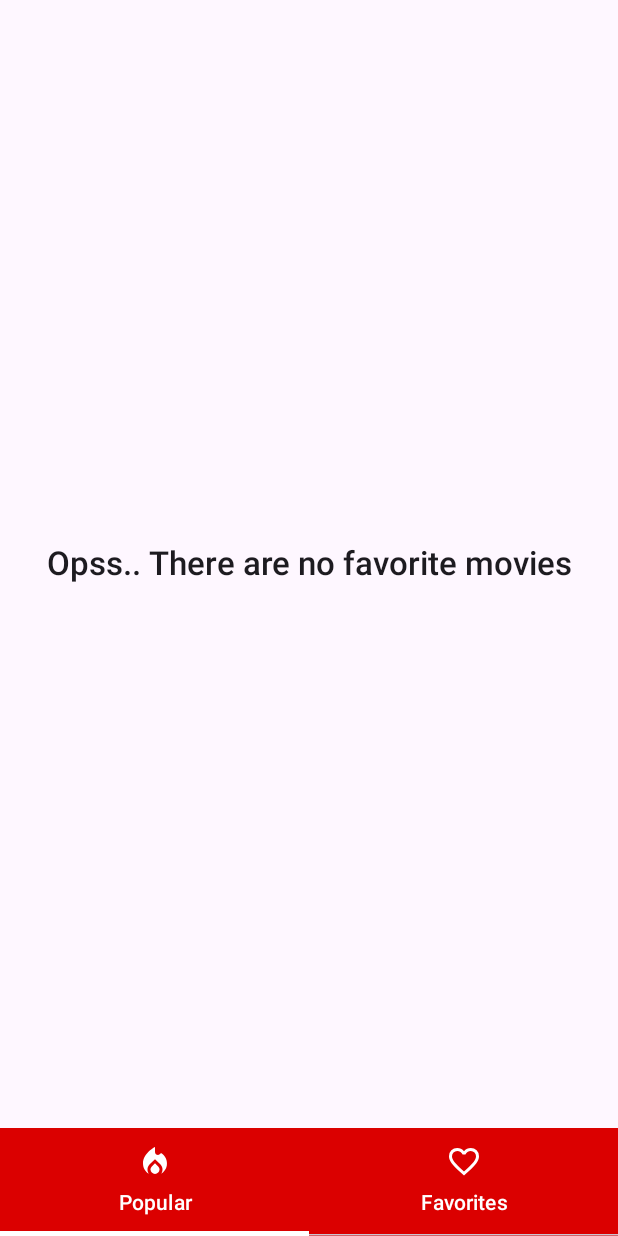
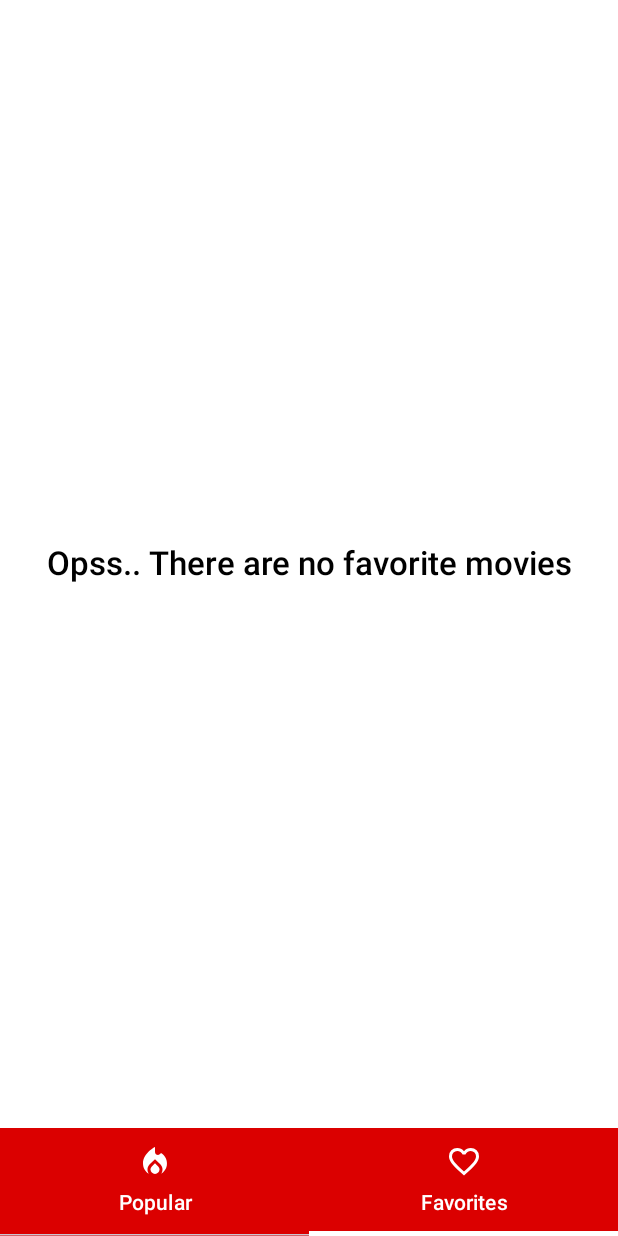
Before and after one commit to InakiGopar/Android-Movie-App, an Android app built with Jetpack Compose: the FavoriteMoviesScreen screen opened through its navigation route, on a phone screen of 412 x 824 dp. Run offline under Robolectric (Android 15) with nearby library versions, the phone set to English and light mode, and no system bars; our stand-ins replace Dagger/Hilt's generated code, paging.

Commit message:
fix issues

```diff
--- a/app/src/main/AndroidManifest.xml
+++ b/app/src/main/AndroidManifest.xml
@@ -2,6 +2,7 @@
 <manifest xmlns:android="http://schemas.android.com/apk/res/android"
     xmlns:tools="http://schemas.android.com/tools">
 
+    <uses-permission android:name="android.permission.ACCESS_NETWORK_STATE" />
     <uses-permission android:name="android.permission.INTERNET" />
 
     <application
--- a/app/src/main/java/ar/edu/unicen/seminariomobile/data/repository/MovieRepository.kt
+++ b/app/src/main/java/ar/edu/unicen/seminariomobile/data/repository/MovieRepository.kt
@@ -39,6 +39,10 @@ class MovieRepository @Inject constructor(
         return favMovieLocalDataSource.getAll()
     }
 
+    suspend fun getFavoriteMovie(id: Long): Movie? {
+        return favMovieLocalDataSource.get(id)
+    }
+
     suspend fun addFavoriteMovie(movie: Movie): Long? {
         return favMovieLocalDataSource.insert(movie)
     }
--- a/app/src/main/java/ar/edu/unicen/seminariomobile/ui/components/nav/AppNav.kt
+++ b/app/src/main/java/ar/edu/unicen/seminariomobile/ui/components/nav/AppNav.kt
@@ -7,6 +7,7 @@ import androidx.compose.material3.TabRowDefaults
 import androidx.compose.material3.TabRowDefaults.tabIndicatorOffset
 import androidx.compose.material3.Text
 import androidx.compose.runtime.Composable
+import androidx.compose.runtime.LaunchedEffect
 import androidx.compose.runtime.MutableState
 import androidx.compose.ui.Modifier
 import androidx.compose.ui.graphics.ColorFilter
@@ -14,6 +15,7 @@ import androidx.compose.ui.res.colorResource
 import androidx.compose.ui.res.painterResource
 import androidx.compose.ui.res.stringResource
 import androidx.navigation.NavController
+import androidx.navigation.compose.currentBackStackEntryAsState
 import ar.edu.unicen.seminariomobile.R
 import ar.edu.unicen.seminariomobile.viewModel.MovieViewModel
 
@@ -23,6 +25,18 @@ fun AppNav(
     navController: NavController,
     movieViewModel: MovieViewModel
 ) {
+
+    // Observar la pila de navegación para actualizar el tab cuando cambie de pantalla
+    val currentRoute = navController.currentBackStackEntryAsState().value?.destination?.route
+
+    // Detectar cambios en la ruta de navegación y actualizar el tab
+    LaunchedEffect(currentRoute) {
+        when (currentRoute) {
+            "movies" -> tabIndex.value = 0
+            "favorites" -> tabIndex.value = 1
+        }
+    }
+
     TabRow(
         selectedTabIndex = tabIndex.value,
         containerColor = colorResource(id = R.color.brandColor),
@@ -72,6 +86,7 @@ fun AppNav(
                     contentDescription = null,
                 )
             },
+
             selectedContentColor = colorResource(id = R.color.white)
         )
     }
--- a/app/src/main/java/ar/edu/unicen/seminariomobile/ui/components/NotFound.kt
+++ b/app/src/main/java/ar/edu/unicen/seminariomobile/ui/errors/NoConnection.kt
@@ -1,11 +1,10 @@
-package ar.edu.unicen.seminariomobile.ui.components
+package ar.edu.unicen.seminariomobile.ui.errors
 
 import androidx.compose.foundation.Image
 import androidx.compose.foundation.layout.Arrangement
 import androidx.compose.foundation.layout.Box
 import androidx.compose.foundation.layout.Column
 import androidx.compose.foundation.layout.Spacer
-
 import androidx.compose.foundation.layout.fillMaxSize
 import androidx.compose.foundation.layout.height
 import androidx.compose.foundation.layout.size
@@ -19,13 +18,14 @@ import androidx.compose.ui.res.painterResource
 import androidx.compose.ui.res.stringResource
 import androidx.compose.ui.text.TextStyle
 import androidx.compose.ui.text.font.FontWeight
-import androidx.compose.ui.tooling.preview.Preview
+import androidx.compose.ui.text.style.TextAlign
 import androidx.compose.ui.unit.dp
 import androidx.compose.ui.unit.sp
 import ar.edu.unicen.seminariomobile.R
 
+
 @Composable
-fun NotFound() {
+fun NoConnection() {
     Column (
         modifier = Modifier.fillMaxSize(),
         verticalArrangement = Arrangement.Center, // Centrar verticalmente
@@ -33,7 +33,7 @@ fun NotFound() {
     ) {
 
         Image(
-            painter = painterResource(id = R.drawable.ic_not_found),
+            painter = painterResource(id = R.drawable.ic_no_connection),
             contentDescription = null,
             colorFilter = ColorFilter.tint(colorResource(id = R.color.brandColor)),
             modifier = Modifier.size(70.dp)
@@ -45,21 +45,14 @@ fun NotFound() {
             contentAlignment = Alignment.Center
         ) {
             Text(
-                text = stringResource(id = R.string.movie_not_found),
+                text = stringResource(id = R.string.no_connection),
                 color = colorResource(id = R.color.textPrimaryColor),
                 style = TextStyle(
                     fontSize = 35.sp,
                     fontWeight = FontWeight.SemiBold
-                )
+                ),
+                textAlign = TextAlign.Center
             )
         }
     }
-
 }
-
-
-@Composable
-@Preview(showBackground = true)
-private fun NotFoundPreview() {
-    NotFound()
-}
--- /dev/null
+++ b/app/src/main/java/ar/edu/unicen/seminariomobile/ui/errors/NotFound.kt
@@ -0,0 +1,65 @@
+package ar.edu.unicen.seminariomobile.ui.errors
+
+import androidx.compose.foundation.Image
+import androidx.compose.foundation.layout.Arrangement
+import androidx.compose.foundation.layout.Box
+import androidx.compose.foundation.layout.Column
+import androidx.compose.foundation.layout.Spacer
+
+import androidx.compose.foundation.layout.fillMaxSize
+import androidx.compose.foundation.layout.height
+import androidx.compose.foundation.layout.size
+import androidx.compose.material3.Text
+import androidx.compose.runtime.Composable
+import androidx.compose.ui.Alignment
+import androidx.compose.ui.Modifier
+import androidx.compose.ui.graphics.ColorFilter
+import androidx.compose.ui.res.colorResource
+import androidx.compose.ui.res.painterResource
+import androidx.compose.ui.res.stringResource
+import androidx.compose.ui.text.TextStyle
+import androidx.compose.ui.text.font.FontWeight
+import androidx.compose.ui.tooling.preview.Preview
+import androidx.compose.ui.unit.dp
+import androidx.compose.ui.unit.sp
+import ar.edu.unicen.seminariomobile.R
+
+@Composable
+fun NotFound() {
+    Column (
+        modifier = Modifier.fillMaxSize(),
+        verticalArrangement = Arrangement.Center, // Centrar verticalmente
+        horizontalAlignment = Alignment.CenterHorizontally // Centrar horizontalmente
+    ) {
+
+        Image(
+            painter = painterResource(id = R.drawable.ic_not_found),
+            contentDescription = null,
+            colorFilter = ColorFilter.tint(colorResource(id = R.color.brandColor)),
+            modifier = Modifier.size(70.dp)
+        )
+
+        Spacer(modifier = Modifier.height(16.dp))
+
+        Box(
+            contentAlignment = Alignment.Center
+        ) {
+            Text(
+                text = stringResource(id = R.string.movie_not_found),
+                color = colorResource(id = R.color.textPrimaryColor),
+                style = TextStyle(
+                    fontSize = 30.sp,
+                    fontWeight = FontWeight.SemiBold
+                )
+            )
+        }
+    }
+
+}
+
+
+@Composable
+@Preview(showBackground = true)
+private fun NotFoundPreview() {
+    NotFound()
+}
--- a/app/src/main/java/ar/edu/unicen/seminariomobile/ui/components/genres/Genre.kt
+++ b/app/src/main/java/ar/edu/unicen/seminariomobile/ui/genres/Genre.kt
@@ -1,4 +1,4 @@
-package ar.edu.unicen.seminariomobile.ui.components.genres
+package ar.edu.unicen.seminariomobile.ui.genres
 
 import androidx.compose.foundation.background
 import androidx.compose.foundation.layout.Box
--- a/app/src/main/java/ar/edu/unicen/seminariomobile/ui/components/genres/GenreList.kt
+++ b/app/src/main/java/ar/edu/unicen/seminariomobile/ui/genres/GenreList.kt
@@ -1,4 +1,4 @@
-package ar.edu.unicen.seminariomobile.ui.components.genres
+package ar.edu.unicen.seminariomobile.ui.genres
 
 import androidx.compose.foundation.layout.Arrangement
 import androidx.compose.foundation.layout.ExperimentalLayoutApi
--- a/app/src/main/java/ar/edu/unicen/seminariomobile/ui/movie/MovieDetails.kt
+++ b/app/src/main/java/ar/edu/unicen/seminariomobile/ui/movie/MovieDetails.kt
@@ -36,7 +36,7 @@ import androidx.lifecycle.compose.collectAsStateWithLifecycle
 import ar.edu.unicen.seminariomobile.R
 import ar.edu.unicen.seminariomobile.data.Movie
 import ar.edu.unicen.seminariomobile.data.dto.Genre
-import ar.edu.unicen.seminariomobile.ui.components.genres.GenreList
+import ar.edu.unicen.seminariomobile.ui.genres.GenreList
 import ar.edu.unicen.seminariomobile.viewModel.MovieViewModel
 import coil.compose.SubcomposeAsyncImage
 
--- a/app/src/main/java/ar/edu/unicen/seminariomobile/ui/movies/favorites/FavoriteMoviesScreen.kt
+++ b/app/src/main/java/ar/edu/unicen/seminariomobile/ui/movies/favorites/FavoriteMoviesScreen.kt
@@ -15,6 +15,7 @@ import androidx.compose.runtime.LaunchedEffect
 import androidx.compose.runtime.collectAsState
 import androidx.compose.ui.Alignment
 import androidx.compose.ui.Modifier
+import androidx.compose.ui.res.colorResource
 import androidx.compose.ui.res.stringResource
 import androidx.compose.ui.text.font.FontWeight
 import androidx.compose.ui.text.style.TextAlign
@@ -37,7 +38,12 @@ fun FavoriteMoviesScreen(
         movieViewModel.loadFavoriteMovies()
     }
 
-    Surface {
+    Surface (
+        contentColor = colorResource(R.color.backgroundColor),
+        color = colorResource(R.color.backgroundColor)
+    ) {
+
+        //mensaje que no hay peliculas favoritas
         if (favoriteMovies.value.isEmpty()) {
             Box(
                 modifier = Modifier.fillMaxSize(),
@@ -46,7 +52,8 @@ fun FavoriteMoviesScreen(
                 Text(
                     text = stringResource(id = R.string.not_favorites_movies),
                     style = MaterialTheme.typography.titleLarge,
-                    fontWeight = FontWeight(600)
+                    fontWeight = FontWeight(600),
+                    color = colorResource(R.color.textPrimaryColor)
                     )
             }
         } else {
@@ -54,13 +61,16 @@ fun FavoriteMoviesScreen(
                 modifier = Modifier.fillMaxSize().padding(top = 25.dp),
                 contentAlignment = Alignment.TopCenter
             ) {
+                //texto de peliculas favoritas
                 Text(
                     text = stringResource(id = R.string.favorites_movies),
                     style = MaterialTheme.typography.titleLarge,
                     fontWeight = FontWeight(600),
-                    textAlign = TextAlign.Center
+                    textAlign = TextAlign.Center,
+                    color = colorResource(R.color.textPrimaryColor)
                 )
             }
+            //peliculas favoritas
             LazyVerticalGrid(
                 columns = GridCells.Fixed(2),
                 modifier = Modifier
--- a/app/src/main/java/ar/edu/unicen/seminariomobile/ui/movies/popular/MovieListScreen.kt
+++ b/app/src/main/java/ar/edu/unicen/seminariomobile/ui/movies/popular/MovieListScreen.kt
@@ -8,10 +8,13 @@ import androidx.compose.foundation.lazy.grid.LazyVerticalGrid
 import androidx.compose.foundation.lazy.grid.rememberLazyGridState
 import androidx.compose.runtime.Composable
 import androidx.compose.runtime.LaunchedEffect
+import androidx.compose.runtime.getValue
 import androidx.compose.runtime.mutableStateOf
 import androidx.compose.runtime.remember
 import androidx.compose.ui.Modifier
+import androidx.compose.ui.platform.LocalContext
 import androidx.compose.ui.unit.dp
+import androidx.lifecycle.compose.collectAsStateWithLifecycle
 import androidx.navigation.NavController
 import androidx.paging.LoadState
 import androidx.paging.compose.LazyPagingItems
@@ -19,7 +22,8 @@ import androidx.paging.compose.collectAsLazyPagingItems
 import ar.edu.unicen.seminariomobile.data.Movie
 import ar.edu.unicen.seminariomobile.ui.components.Search
 import ar.edu.unicen.seminariomobile.ui.components.LoadingScreen
-import ar.edu.unicen.seminariomobile.ui.components.NotFound
+import ar.edu.unicen.seminariomobile.ui.errors.NoConnection
+import ar.edu.unicen.seminariomobile.ui.errors.NotFound
 import ar.edu.unicen.seminariomobile.viewModel.MovieViewModel
 
 
@@ -30,12 +34,17 @@ fun MovieListScreen(
     navController: NavController
 ) {
 
+    // Obtener el contexto actual
+    val context = LocalContext.current
 
     val movies: LazyPagingItems<Movie> = movieViewModel.movies.collectAsLazyPagingItems()
     val (search, setSearch) = remember { mutableStateOf("") }
+    //Estado de la conectividad
+    val isConnected by movieViewModel.isConnected.collectAsStateWithLifecycle()
 
     LaunchedEffect(Unit) {
         movieViewModel.getCurrentMovies()
+        movieViewModel.checkConnectivity(context)
     }
 
     Search(
@@ -48,10 +57,16 @@ fun MovieListScreen(
         }
     )
 
+    if (!isConnected) {
+        NoConnection()
+    }
+    else {
+
         //Mensaje que muestra que no se encontraron peliculas
         if ( movies.itemCount == 0 && movies.loadState.append.endOfPaginationReached) {
             NotFound()
         }
+
 
         when (movies.loadState.refresh) {
             is LoadState.Loading -> {
@@ -88,5 +103,5 @@ fun MovieListScreen(
                 }
             }
         }
-
     }
+}
--- a/app/src/main/java/ar/edu/unicen/seminariomobile/viewModel/MovieViewModel.kt
+++ b/app/src/main/java/ar/edu/unicen/seminariomobile/viewModel/MovieViewModel.kt
@@ -1,5 +1,9 @@
 package ar.edu.unicen.seminariomobile.viewModel
 
+import android.content.Context
+import android.net.ConnectivityManager
+import android.net.NetworkCapabilities
+import android.os.Build
 import androidx.lifecycle.ViewModel
 import androidx.lifecycle.viewModelScope
 import androidx.paging.PagingData
@@ -40,15 +44,47 @@ class MovieViewModel @Inject constructor(
     private val _favoriteMovies = MutableStateFlow<List<Movie>>(emptyList())
     val favoriteMovies: StateFlow<List<Movie>> = _favoriteMovies.asStateFlow()
 
+    //Flow para una pelicula favorita en particular
+    private val _favMovie = MutableStateFlow<Movie?>(null)
+    val favMovie: StateFlow<Movie?> get() = _favMovie.asStateFlow()
+
     //flow para verificar si una pelicula esta en favoritos o no
     private val _isFavorite = MutableStateFlow(false)
     val isFavorite: StateFlow<Boolean> = _isFavorite.asStateFlow()
 
+    //flow para verificar la conexion a internet
+    private val _isConnected = MutableStateFlow(true)
+    val isConnected: StateFlow<Boolean> = _isConnected
 
     // Control de búsqueda
     private var currentSearchQuery: String = ""
 
     private var searchJob: Job? = null
+
+
+    //Verifico si hay conexion a internet
+    private fun isConnectedToInternet(context: Context): Boolean {
+        val connectivityManager = context.getSystemService(Context.CONNECTIVITY_SERVICE) as ConnectivityManager
+
+        // Para versiones de Android 10 o superiores (API nivel 29+)
+        if (Build.VERSION.SDK_INT >= Build.VERSION_CODES.Q) {
+            val activeNetwork = connectivityManager.activeNetwork ?: return false
+            val capabilities = connectivityManager.getNetworkCapabilities(activeNetwork) ?: return false
+            return capabilities.hasCapability(NetworkCapabilities.NET_CAPABILITY_INTERNET)
+        } else {
+            // Para versiones anteriores de Android
+            val networkInfo = connectivityManager.activeNetworkInfo
+            return networkInfo != null && networkInfo.isConnected
+        }
+    }
+
+    //Chequeo la conexion a internet
+    fun checkConnectivity(context: Context ) {
+        viewModelScope.launch {
+            // Verificar la conectividad a internet
+            _isConnected.value = isConnectedToInternet(context)
+        }
+    }
 
 
     //obtener todas las peliculas
@@ -85,10 +121,18 @@ class MovieViewModel @Inject constructor(
             _isLoading.value = true
 
             val movie = movieRepository.getMovieById(id)
+
             _movie.value = movie
 
             _isLoading.value = false
 
+        }
+    }
+
+    fun getFavoriteMovieById(id: Long) {
+        viewModelScope.launch {
+            val favMovie = movieRepository.getFavoriteMovie(id)
+            _favMovie.value = favMovie
         }
     }
 
--- /dev/null
+++ b/app/src/main/res/drawable/ic_no_connection.xml
@@ -0,0 +1,9 @@
+<vector xmlns:android="http://schemas.android.com/apk/res/android"
+    android:width="24dp"
+    android:height="24dp"
+    android:viewportWidth="960"
+    android:viewportHeight="960">
+  <path
+      android:pathData="M790,904 L414,526q-47,11 -87.5,33T254,614l-84,-86q32,-32 69,-56t79,-42l-90,-90q-41,21 -76.5,46.5T84,444L0,358q32,-32 66.5,-57.5T140,252l-84,-84 56,-56 736,736 -58,56ZM480,840q-42,0 -71,-29.5T380,740q0,-42 29,-71t71,-29q42,0 71,29t29,71q0,41 -29,70.5T480,840ZM716,602 L687,573 658,544 514,400q81,8 151.5,41T790,528l-74,74ZM876,444q-77,-77 -178.5,-120.5T480,280q-21,0 -40.5,1.5T400,286L298,184q44,-12 89.5,-18t92.5,-6q142,0 265,53t215,145l-84,86Z"
+      android:fillColor="#e8eaed"/>
+</vector>
--- a/app/src/main/res/values/strings.xml
+++ b/app/src/main/res/values/strings.xml
@@ -9,5 +9,6 @@
     <string name="favorites_movies">Favorites Movies</string>
     <string name="not_favorites_movies">Opss.. There are no favorite movies</string>
     <string name="movie_not_found">Movie not found :(</string>
+    <string name="no_connection">No connection, please check.</string>
 
 </resources>
```
Also changed, not shown: app/src/main/java/ar/edu/unicen/seminariomobile/data/local/FavMovieLocalDataSource.kt (+14 -0 lines), app/src/main/java/ar/edu/unicen/seminariomobile/ui/movie/MovieDetailsScreen.kt (+37 -7 lines), app/src/main/java/ar/edu/unicen/seminariomobile/ui/movies/popular/MovieListItem.kt (+31 -3 lines), 1 other file. Lines whose indentation alone changed are shown as unchanged.
